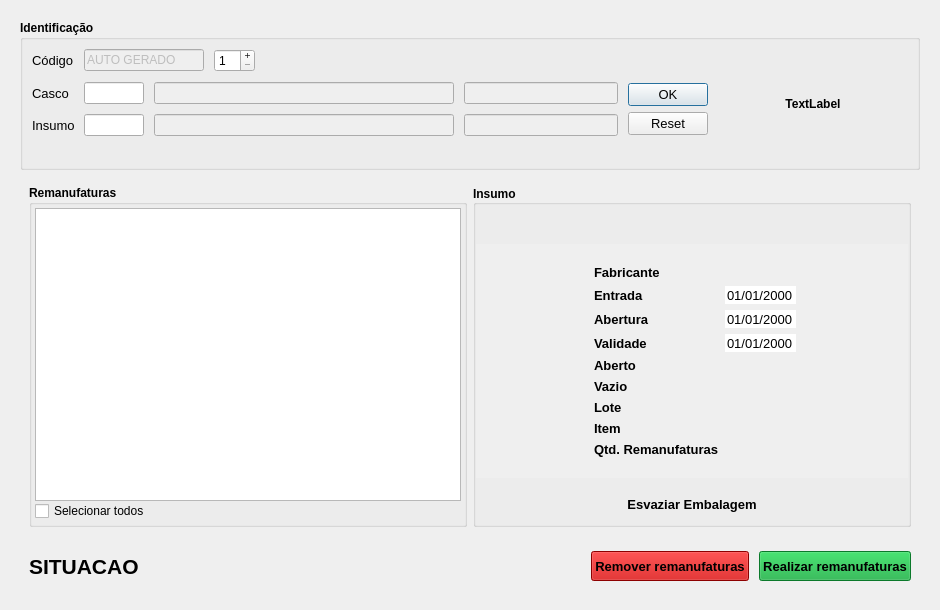
First picture: the form in Resources/UI/RegistroRemanufatura.ui, repository Klubas/Projeto-SOAD, before the edit.
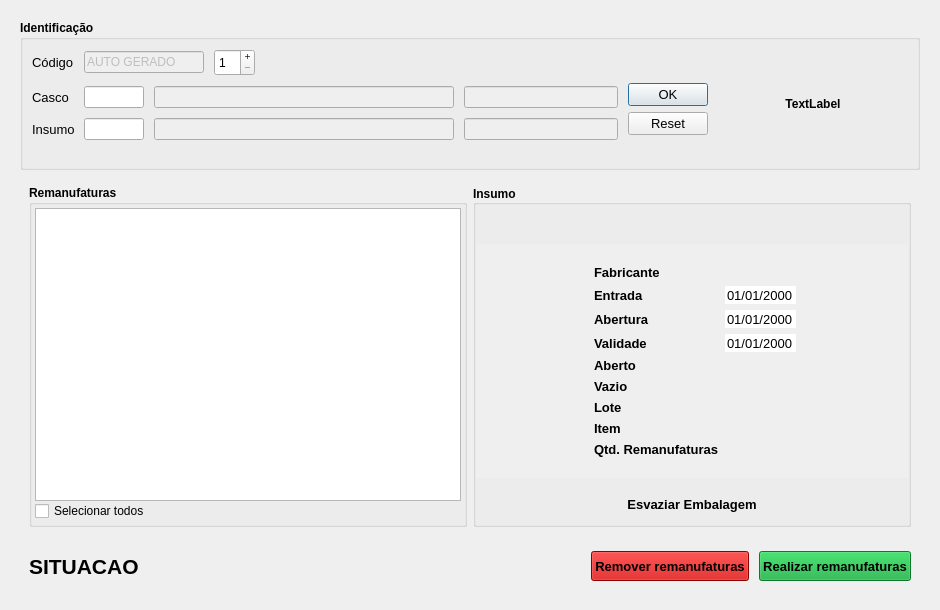
Second picture: the form after the edit.

Patch:
```diff
--- a/Resources/UI/RegistroRemanufatura.ui
+++ b/Resources/UI/RegistroRemanufatura.ui
@@ -177,6 +177,12 @@
                </item>
                <item>
                 <widget class="QSpinBox" name="spinBox_quantidade">
+                 <property name="minimumSize">
+                  <size>
+                   <width>0</width>
+                   <height>27</height>
+                  </size>
+                 </property>
                  <property name="maximumSize">
                   <size>
                    <width>50</width>
```
